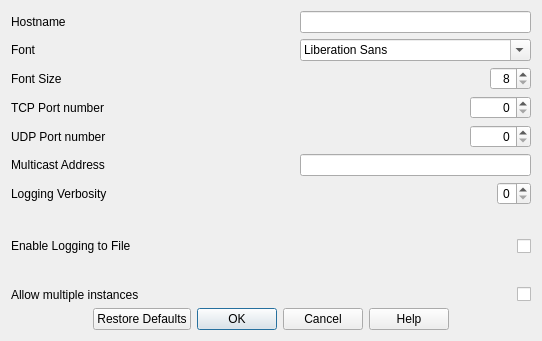
First picture: the form in ui/pxmsettingsdialog.ui, repository corybolar/PXMessenger, before the edit.
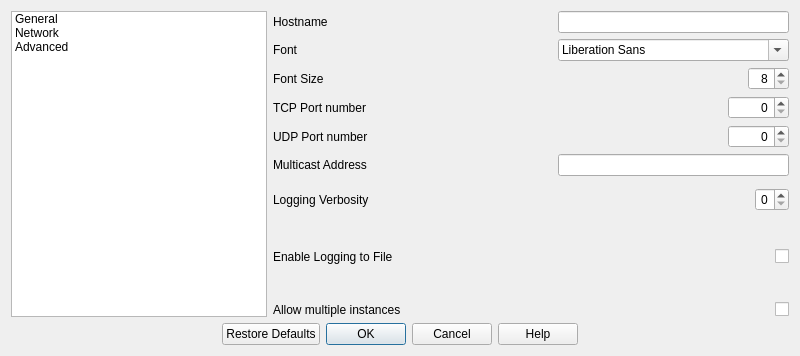
Second picture: the form after the edit.

Commit message: Improve text and typing alerts, removal of per-class timers

Patch:
```diff
--- a/ui/pxmsettingsdialog.ui
+++ b/ui/pxmsettingsdialog.ui
@@ -6,27 +6,34 @@
    <rect>
     <x>0</x>
     <y>0</y>
-    <width>542</width>
-    <height>341</height>
+    <width>800</width>
+    <height>356</height>
    </rect>
   </property>
   <property name="sizePolicy">
-   <sizepolicy hsizetype="Fixed" vsizetype="Fixed">
+   <sizepolicy hsizetype="MinimumExpanding" vsizetype="MinimumExpanding">
     <horstretch>0</horstretch>
     <verstretch>0</verstretch>
    </sizepolicy>
   </property>
   <property name="maximumSize">
    <size>
-    <width>542</width>
-    <height>341</height>
+    <width>16777215</width>
+    <height>16777215</height>
    </size>
   </property>
   <property name="windowTitle">
    <string>Settings</string>
   </property>
   <layout class="QGridLayout" name="gridLayout">
-   <item row="9" column="4">
+   <item row="1" column="1" colspan="2">
+    <widget class="QLabel" name="hostnameLabel">
+     <property name="text">
+      <string>Hostname</string>
+     </property>
+    </widget>
+   </item>
+   <item row="9" column="5">
     <widget class="QCheckBox" name="LogActiveCheckBox">
      <property name="sizePolicy">
       <sizepolicy hsizetype="Minimum" vsizetype="MinimumExpanding">
@@ -42,35 +49,35 @@
      </property>
     </widget>
    </item>
-   <item row="9" column="0">
+   <item row="9" column="1">
     <widget class="QLabel" name="logStatusLabel">
      <property name="text">
       <string>Enable Logging to File</string>
      </property>
     </widget>
    </item>
-   <item row="2" column="0">
+   <item row="2" column="1">
     <widget class="QLabel" name="fontLabel">
      <property name="text">
       <string>Font</string>
      </property>
     </widget>
    </item>
-   <item row="3" column="0">
+   <item row="3" column="1">
     <widget class="QLabel" name="fontSizeLabel">
      <property name="text">
       <string>Font Size</string>
      </property>
     </widget>
    </item>
-   <item row="8" column="0" colspan="2">
+   <item row="8" column="1" colspan="2">
     <widget class="QLabel" name="verbosityLabel">
      <property name="text">
       <string>Logging Verbosity</string>
      </property>
     </widget>
    </item>
-   <item row="4" column="4" alignment="Qt::AlignRight">
+   <item row="4" column="5" alignment="Qt::AlignRight">
     <widget class="QSpinBox" name="tcpPortSpinBox">
      <property name="enabled">
       <bool>true</bool>
@@ -101,37 +108,21 @@
      </property>
     </widget>
    </item>
-   <item row="5" column="0" colspan="2">
+   <item row="5" column="1" colspan="2">
     <widget class="QLabel" name="udpPortLabel">
      <property name="text">
       <string>UDP Port number</string>
      </property>
     </widget>
    </item>
-   <item row="4" column="0" colspan="2">
+   <item row="4" column="1" colspan="2">
     <widget class="QLabel" name="tcpPortLabel">
      <property name="text">
       <string>TCP Port number</string>
      </property>
     </widget>
    </item>
-   <item row="11" column="0" colspan="5">
-    <widget class="QDialogButtonBox" name="buttonBox">
-     <property name="focusPolicy">
-      <enum>Qt::StrongFocus</enum>
-     </property>
-     <property name="orientation">
-      <enum>Qt::Horizontal</enum>
-     </property>
-     <property name="standardButtons">
-      <set>QDialogButtonBox::Cancel|QDialogButtonBox::Help|QDialogButtonBox::Ok|QDialogButtonBox::RestoreDefaults</set>
-     </property>
-     <property name="centerButtons">
-      <bool>true</bool>
-     </property>
-    </widget>
-   </item>
-   <item row="5" column="4" alignment="Qt::AlignRight">
+   <item row="5" column="5" alignment="Qt::AlignRight">
     <widget class="QSpinBox" name="udpPortSpinBox">
      <property name="sizePolicy">
       <sizepolicy hsizetype="MinimumExpanding" vsizetype="Fixed">
@@ -159,14 +150,7 @@
      </property>
     </widget>
    </item>
-   <item row="1" column="0" colspan="2">
-    <widget class="QLabel" name="hostnameLabel">
-     <property name="text">
-      <string>Hostname</string>
-     </property>
-    </widget>
-   </item>
-   <item row="8" column="4" alignment="Qt::AlignRight">
+   <item row="8" column="5" alignment="Qt::AlignRight">
     <widget class="QSpinBox" name="verbositySpinBox">
      <property name="sizePolicy">
       <sizepolicy hsizetype="MinimumExpanding" vsizetype="Fixed">
@@ -188,7 +172,7 @@
      </property>
     </widget>
    </item>
-   <item row="3" column="4" alignment="Qt::AlignRight">
+   <item row="3" column="5" alignment="Qt::AlignRight">
     <widget class="QSpinBox" name="fontSizeSpinBox">
      <property name="sizePolicy">
       <sizepolicy hsizetype="MinimumExpanding" vsizetype="Fixed">
@@ -213,7 +197,20 @@
      </property>
     </widget>
    </item>
-   <item row="1" column="4">
+   <item row="2" column="5">
+    <widget class="QFontComboBox" name="fontComboBox">
+     <property name="sizePolicy">
+      <sizepolicy hsizetype="Preferred" vsizetype="Fixed">
+       <horstretch>0</horstretch>
+       <verstretch>0</verstretch>
+      </sizepolicy>
+     </property>
+     <property name="layoutDirection">
+      <enum>Qt::LeftToRight</enum>
+     </property>
+    </widget>
+   </item>
+   <item row="1" column="5">
     <widget class="QLineEdit" name="hostnameLineEdit">
      <property name="sizePolicy">
       <sizepolicy hsizetype="Preferred" vsizetype="Fixed">
@@ -232,27 +229,14 @@
      </property>
     </widget>
    </item>
-   <item row="2" column="4">
-    <widget class="QFontComboBox" name="fontComboBox">
-     <property name="sizePolicy">
-      <sizepolicy hsizetype="Preferred" vsizetype="Fixed">
-       <horstretch>0</horstretch>
-       <verstretch>0</verstretch>
-      </sizepolicy>
-     </property>
-     <property name="layoutDirection">
-      <enum>Qt::LeftToRight</enum>
-     </property>
-    </widget>
-   </item>
-   <item row="6" column="0">
+   <item row="6" column="1">
     <widget class="QLabel" name="multicastLabel">
      <property name="text">
       <string>Multicast Address</string>
      </property>
     </widget>
    </item>
-   <item row="6" column="4">
+   <item row="6" column="5">
     <widget class="QLineEdit" name="multicastLineEdit">
      <property name="sizePolicy">
       <sizepolicy hsizetype="Preferred" vsizetype="Fixed">
@@ -268,14 +252,14 @@
      </property>
     </widget>
    </item>
-   <item row="10" column="0">
+   <item row="10" column="1">
     <widget class="QLabel" name="allowMultipleLabel">
      <property name="text">
       <string>Allow multiple instances</string>
      </property>
     </widget>
    </item>
-   <item row="10" column="4">
+   <item row="10" column="5">
     <widget class="QCheckBox" name="allowMultipleCheckBox">
      <property name="enabled">
       <bool>true</bool>
@@ -294,6 +278,47 @@
      </property>
     </widget>
    </item>
+   <item row="1" column="0" rowspan="10">
+    <widget class="QListWidget" name="listWidget">
+     <property name="sizePolicy">
+      <sizepolicy hsizetype="Preferred" vsizetype="Expanding">
+       <horstretch>0</horstretch>
+       <verstretch>0</verstretch>
+      </sizepolicy>
+     </property>
+     <item>
+      <property name="text">
+       <string>General</string>
+      </property>
+     </item>
+     <item>
+      <property name="text">
+       <string>Network</string>
+      </property>
+     </item>
+     <item>
+      <property name="text">
+       <string>Advanced</string>
+      </property>
+     </item>
+    </widget>
+   </item>
+   <item row="11" column="0" colspan="6">
+    <widget class="QDialogButtonBox" name="buttonBox">
+     <property name="focusPolicy">
+      <enum>Qt::StrongFocus</enum>
+     </property>
+     <property name="orientation">
+      <enum>Qt::Horizontal</enum>
+     </property>
+     <property name="standardButtons">
+      <set>QDialogButtonBox::Cancel|QDialogButtonBox::Help|QDialogButtonBox::Ok|QDialogButtonBox::RestoreDefaults</set>
+     </property>
+     <property name="centerButtons">
+      <bool>true</bool>
+     </property>
+    </widget>
+   </item>
   </layout>
  </widget>
  <resources/>
```
The commit also changes 4 other files.
